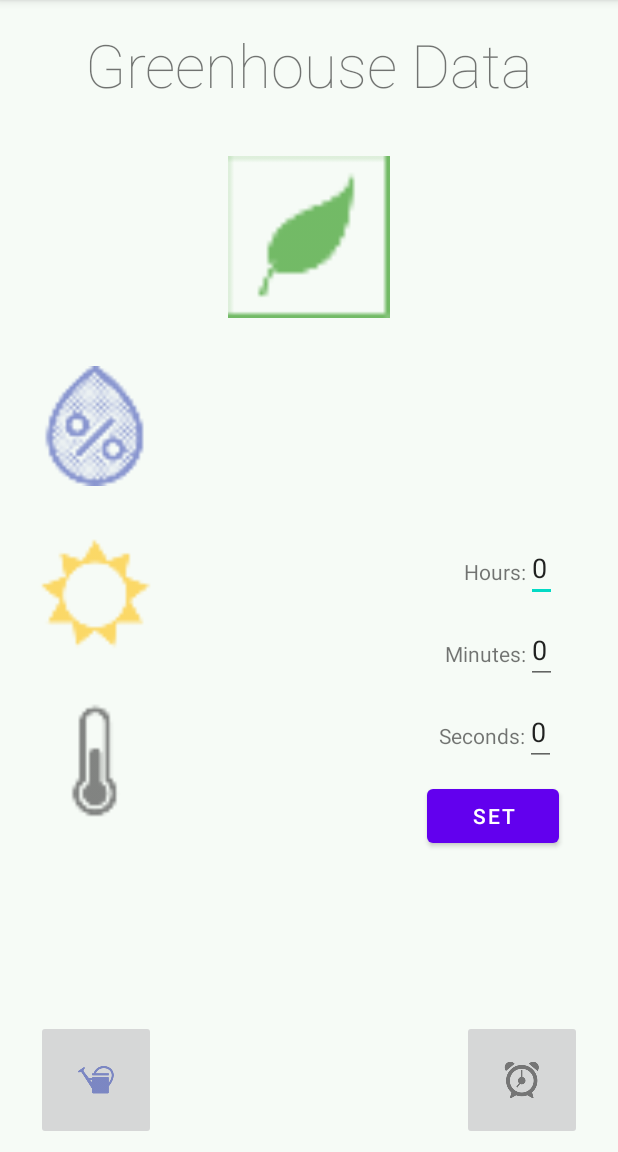
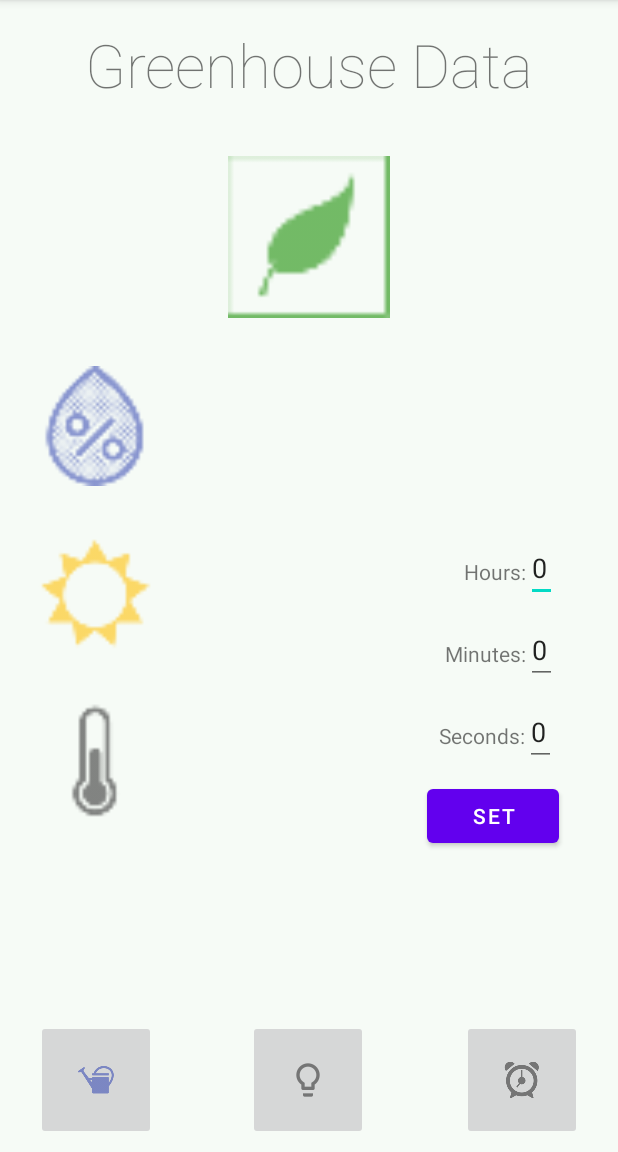
Before and after one commit to shonenjunk/AutoGreen, an Android app: the screen it shows after launch (MainActivity), after a tap on an icon or button, on a phone screen of 412 x 824 dp, the part 84-1236 px from its top. Run offline under Robolectric (Android 15) with nearby library versions, the phone set to English and light mode, and no system bars; our stand-ins replace Firebase (no records; nobody signed in at launch, a user with empty details on screens opened directly); 6 statements that could not run were skipped.

Commit message:
Automated Greenhouse with water scheduler and light control functionality

```diff
--- a/app/src/main/java/com/example/automatedgreenhouse/MainActivity.java
+++ b/app/src/main/java/com/example/automatedgreenhouse/MainActivity.java
@@ -1,5 +1,6 @@
 package com.example.automatedgreenhouse;
 
+import androidx.annotation.NonNull;
 import androidx.appcompat.app.AppCompatActivity;
 
 import android.os.Bundle;
@@ -20,6 +21,13 @@ import com.google.firebase.database.FirebaseDatabase;
 import com.google.firebase.database.ValueEventListener;
 
 public class MainActivity extends AppCompatActivity {
+
+
+    //Minimum moisture value allowed before the automatic water feature activates
+    public static final Long MIN_MOISTURE = Long.valueOf(500 / 10);
+    public static final Long MAX_MOISTURE = Long.valueOf(650 / 10);
+
+    public static Boolean lightBtnClicked = false;
 
     private TextView tvSunlight;
     private TextView tvMoisture;
@@ -42,6 +50,7 @@ public class MainActivity extends AppCompatActivity {
 
     private ImageButton imgBtnWater;
     private ImageButton imgBtnSchedule;
+    private ImageButton imgBtnLight;
 
     private FirebaseDatabase database = FirebaseDatabase.getInstance();
 
@@ -69,6 +78,7 @@ public class MainActivity extends AppCompatActivity {
 
         imgBtnWater = (ImageButton) findViewById(R.id.imgBtnWater);
         imgBtnSchedule = (ImageButton) findViewById(R.id.imgBtnSchedule);
+        imgBtnLight = (ImageButton) findViewById(R.id.imgBtnLight);
 
         tvHour.setVisibility(View.INVISIBLE);
         tvMinute.setVisibility(View.INVISIBLE);
@@ -95,10 +105,20 @@ public class MainActivity extends AppCompatActivity {
                 String moisture = moistureLevel.toString() + "%";
                 String temperature = dataSnapshot.child("temperature").getValue(Long.class).toString() + "°C";
                 String sunlight = dataSnapshot.child("sunlight").getValue(Long.class).toString() + "%";
-
-                tvMoisture.setText(moisture); //output the values from the database with units added in.
+                Boolean waterFlag = dataSnapshot.child("water").getValue(Boolean.class);
+                //output the values from the database with units added in.
+                tvMoisture.setText(moisture);
                 tvTemperature.setText(temperature);
                 tvSunlight.setText(sunlight);
+
+                //if the moisture gets below a certain threshold, then check if water boolean is false, then automatically tell the pi to water the plants.
+                if( (moistureLevel.compareTo(MIN_MOISTURE) < 0) && !waterFlag){
+                    waterButtonClicked();
+                }
+                else if ( (moistureLevel.compareTo(MAX_MOISTURE) > 0)  && waterFlag){ //if moisture is greater than the maximum moisture and water boolean is true, then set it to false
+                    turnWaterOff();
+                }
+
 
                 Log.d("Moisture: ", moisture);
                 Log.d("Sunlight: ", sunlight);
@@ -112,6 +132,7 @@ public class MainActivity extends AppCompatActivity {
             }
         });
 
+        //set on click listener for the water button button
         imgBtnWater.setOnClickListener(new View.OnClickListener() {
             @Override
             public void onClick(View view) {
@@ -120,11 +141,21 @@ public class MainActivity extends AppCompatActivity {
             }
         });
 
+        //set on click listener for the scheduler button
         imgBtnSchedule.setOnClickListener(new View.OnClickListener() {
             @Override
             public void onClick(View view) {
                 //call the schedule button clicked function to set watering schedule
                 scheduleButtonClicked();
+            }
+        });
+
+        //set on click listener for the light bulb button
+        imgBtnLight.setOnClickListener(new View.OnClickListener() {
+            @Override
+            public void onClick(View view) {
+                //call the light button clicked to set light boolean to true
+                lightButtonClicked();
             }
         });
 
@@ -170,6 +201,7 @@ public class MainActivity extends AppCompatActivity {
             }
         });
 
+
     }
 
 
@@ -184,6 +216,28 @@ public class MainActivity extends AppCompatActivity {
         Log.d("WaterBtn", "clicked");
     }
 
+    //function to update the water_flag to be false
+    public void turnWaterOff(){
+        DatabaseReference myRef = database.getReference("Greenhouse").child("water");
+        myRef.setValue(false);
+    }
+
+    //function to turn the light on
+    public void lightButtonClicked(){
+        DatabaseReference myRef = database.getReference("Greenhouse").child("light");
+        if(lightBtnClicked){
+            myRef.setValue(false);
+            lightBtnClicked = false;
+        }
+        else{
+            myRef.setValue(true);
+            lightBtnClicked = true;
+        }
+
+        //myRef.setValue(true);
+    }
+
+
     //function to schedule waterings
     public void scheduleButtonClicked(){
         Log.d("scheduleBtn", "clicked" );
--- a/app/src/main/res/layout/activity_main.xml
+++ b/app/src/main/res/layout/activity_main.xml
@@ -208,5 +208,19 @@
         android:layout_marginTop="20dp"
         android:layout_marginLeft="210dp"/>
 
+    <ImageButton
+        android:id="@+id/imgBtnLight"
+        android:layout_width="80dp"
+        android:layout_height="80dp"
+        android:layout_marginBottom="8dp"
+        app:layout_constraintBottom_toBottomOf="parent"
+        app:layout_constraintEnd_toStartOf="@+id/imgBtnSchedule"
+        app:layout_constraintHorizontal_bias="0.495"
+        app:layout_constraintStart_toEndOf="@+id/imgBtnWater"
+        app:layout_constraintTop_toBottomOf="@+id/tvTemp"
+        app:layout_constraintVertical_bias="1.0"
+        app:srcCompat="@drawable/ic_bulb"
+        tools:ignore="SpeakableTextPresentCheck"/>
+
 
 </androidx.constraintlayout.widget.ConstraintLayout>
```
Also changed, not shown: app/src/main/res/drawable-hdpi/ic_bulb.png (added), app/src/main/res/drawable-mdpi/ic_bulb.png (added), app/src/main/res/drawable-xhdpi/ic_bulb.png (added), app/src/main/res/drawable-xxhdpi/ic_bulb.png (added), app/src/main/res/drawable-xxxhdpi/ic_bulb.png (added).
